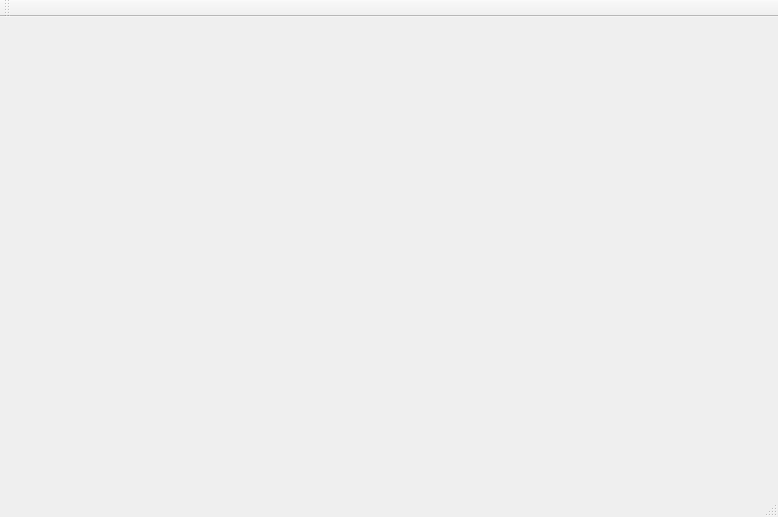
First picture: the form in ui/mainwindow.ui, repository GKD-RM-Lab/GKD_Monitor, before the edit.
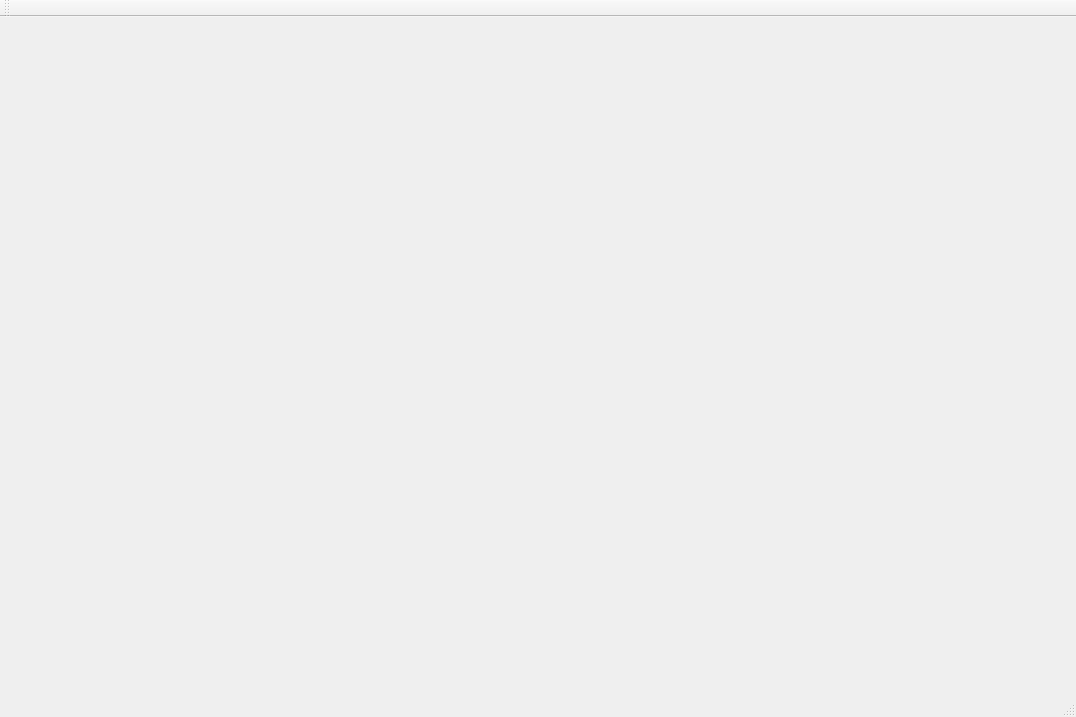
Second picture: the form after the edit.

Patch:
```diff
--- a/ui/mainwindow.ui
+++ b/ui/mainwindow.ui
@@ -6,8 +6,8 @@
    <rect>
     <x>0</x>
     <y>0</y>
-    <width>778</width>
-    <height>517</height>
+    <width>1076</width>
+    <height>717</height>
    </rect>
   </property>
   <property name="windowTitle">
```
Left out of the diff: 4 changed lines with no effect on the pictures.
